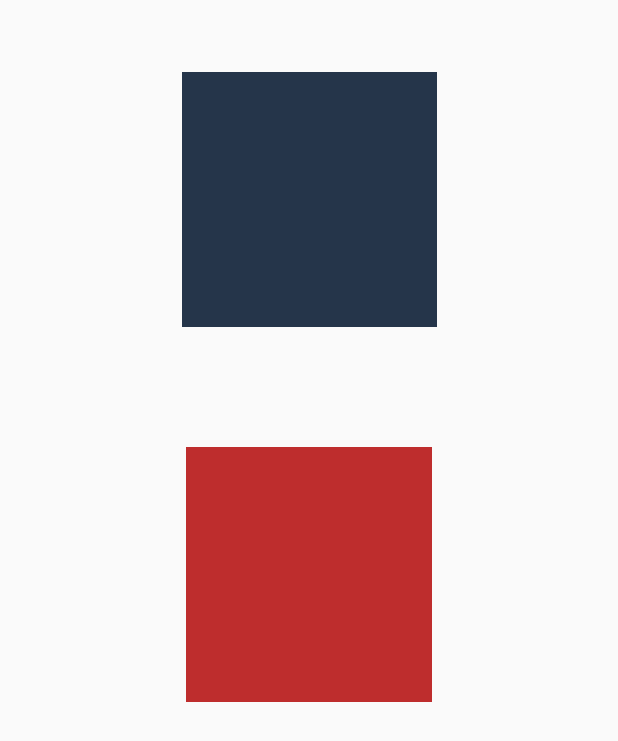
After one commit to bloshchytska/ScandiToKnow, an Android app: the layout activity_test_hashing_images.xml on its own in the app's theme, with its tools: preview values and no code run, on a phone screen of 412 x 824 dp. The commit adds this screen. Shown: the top 741 px of the screen. Run offline under Robolectric (Android 15) with nearby library versions, the phone set to English and light mode, and no system bars; Roboto replaces fonts that are not available here.

Commit message:
added test

```diff
--- a/app/build.gradle
+++ b/app/build.gradle
@@ -29,6 +29,8 @@ android {
 }
 
 dependencies {
+    compile group: 'info.debatty', name: 'java-lsh', version: '0.10'
+    compile 'org.tensorflow:tensorflow-android:+'
     implementation fileTree(dir: 'libs', include: ['*.jar'])
     implementation 'com.android.support:appcompat-v7:28.0.0-alpha3'
     implementation 'com.android.support.constraint:constraint-layout:1.1.2'
--- /dev/null
+++ b/app/src/main/res/layout/activity_test_hashing_images.xml
@@ -0,0 +1,39 @@
+<?xml version="1.0" encoding="utf-8"?>
+<android.support.constraint.ConstraintLayout xmlns:android="http://schemas.android.com/apk/res/android"
+    xmlns:app="http://schemas.android.com/apk/res-auto"
+    xmlns:tools="http://schemas.android.com/tools"
+    android:layout_width="match_parent"
+    android:layout_height="match_parent"
+    tools:context=".TestHashingImages">
+
+    <ImageView
+        android:id="@+id/imageView1"
+        android:layout_width="164dp"
+        android:layout_height="170dp"
+        android:layout_marginBottom="8dp"
+        android:layout_marginEnd="8dp"
+        android:layout_marginLeft="8dp"
+        android:layout_marginRight="8dp"
+        android:layout_marginStart="8dp"
+        android:layout_marginTop="8dp"
+        app:layout_constraintBottom_toBottomOf="parent"
+        app:layout_constraintEnd_toEndOf="parent"
+        app:layout_constraintStart_toStartOf="parent"
+        app:layout_constraintTop_toBottomOf="@+id/imageView2"
+        app:layout_constraintVertical_bias="0.172"
+        app:srcCompat="@color/colorRedAccent" />
+
+    <ImageView
+        android:id="@+id/imageView2"
+        android:layout_width="170dp"
+        android:layout_height="170dp"
+        android:layout_marginEnd="8dp"
+        android:layout_marginLeft="8dp"
+        android:layout_marginRight="8dp"
+        android:layout_marginStart="8dp"
+        android:layout_marginTop="48dp"
+        app:layout_constraintEnd_toEndOf="@+id/imageView1"
+        app:layout_constraintStart_toStartOf="@+id/imageView1"
+        app:layout_constraintTop_toTopOf="parent"
+        app:srcCompat="@color/colorPrimaryDark" />
+</android.support.constraint.ConstraintLayout>
--- a/build.gradle
+++ b/build.gradle
@@ -8,7 +8,6 @@ buildscript {
     }
     dependencies {
         classpath 'com.android.tools.build:gradle:3.1.4'
-
 
         // NOTE: Do not place your application dependencies here; they belong
         // in the individual module build.gradle files
```
Also changed, not shown: app/src/main/AndroidManifest.xml (+10 -0 lines), app/src/main/java/com/example/abloshchytska/myfirstapp/DisplayResultMessageActivity.java (+12 -8 lines), app/src/main/java/com/example/abloshchytska/myfirstapp/MainActivity.java (+24 -3 lines), app/src/main/java/com/example/abloshchytska/myfirstapp/TestHashingImages.java (added, +48 -0 lines), app/src/main/res/layout/activity_main.xml (+8 -0 lines), app/src/main/assets/1_img.png (added), app/src/main/assets/2_img.png (added), app/src/main/assets/4_img.png (added), 1 other file.
